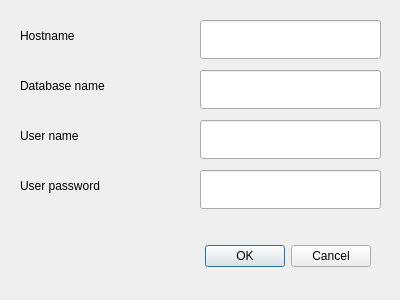
Above: dialogs/DatabaseSettings.ui from xcarol/wmm-qt before the change. Below: the same form after it.
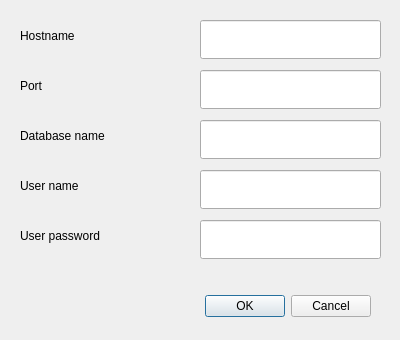
That is the form after the change.

Commit message: add port to database settings

The edit to the form file:
```diff
--- a/dialogs/DatabaseSettings.ui
+++ b/dialogs/DatabaseSettings.ui
@@ -7,7 +7,7 @@
     <x>0</x>
     <y>0</y>
     <width>400</width>
-    <height>300</height>
+    <height>340</height>
    </rect>
   </property>
   <property name="windowTitle">
@@ -17,7 +17,7 @@
    <property name="geometry">
     <rect>
      <x>30</x>
-     <y>240</y>
+     <y>290</y>
      <width>341</width>
      <height>32</height>
     </rect>
@@ -46,7 +46,7 @@
    <property name="geometry">
     <rect>
      <x>20</x>
-     <y>70</y>
+     <y>120</y>
      <width>141</width>
      <height>32</height>
     </rect>
@@ -59,7 +59,7 @@
    <property name="geometry">
     <rect>
      <x>20</x>
-     <y>120</y>
+     <y>170</y>
      <width>131</width>
      <height>32</height>
     </rect>
@@ -72,7 +72,7 @@
    <property name="geometry">
     <rect>
      <x>20</x>
-     <y>170</y>
+     <y>220</y>
      <width>141</width>
      <height>32</height>
     </rect>
@@ -95,7 +95,7 @@
    <property name="geometry">
     <rect>
      <x>200</x>
-     <y>70</y>
+     <y>120</y>
      <width>181</width>
      <height>39</height>
     </rect>
@@ -105,7 +105,7 @@
    <property name="geometry">
     <rect>
      <x>200</x>
-     <y>120</y>
+     <y>170</y>
      <width>181</width>
      <height>39</height>
     </rect>
@@ -115,7 +115,7 @@
    <property name="geometry">
     <rect>
      <x>200</x>
-     <y>170</y>
+     <y>220</y>
      <width>181</width>
      <height>39</height>
     </rect>
@@ -124,6 +124,29 @@
     <enum>QLineEdit::Password</enum>
    </property>
   </widget>
+  <widget class="QLabel" name="label_5">
+   <property name="geometry">
+    <rect>
+     <x>20</x>
+     <y>70</y>
+     <width>141</width>
+     <height>32</height>
+    </rect>
+   </property>
+   <property name="text">
+    <string>Port</string>
+   </property>
+  </widget>
+  <widget class="QLineEdit" name="portEdit">
+   <property name="geometry">
+    <rect>
+     <x>200</x>
+     <y>70</y>
+     <width>181</width>
+     <height>39</height>
+    </rect>
+   </property>
+  </widget>
  </widget>
  <resources/>
  <connections>
```
The commit also changes 5 other files.
